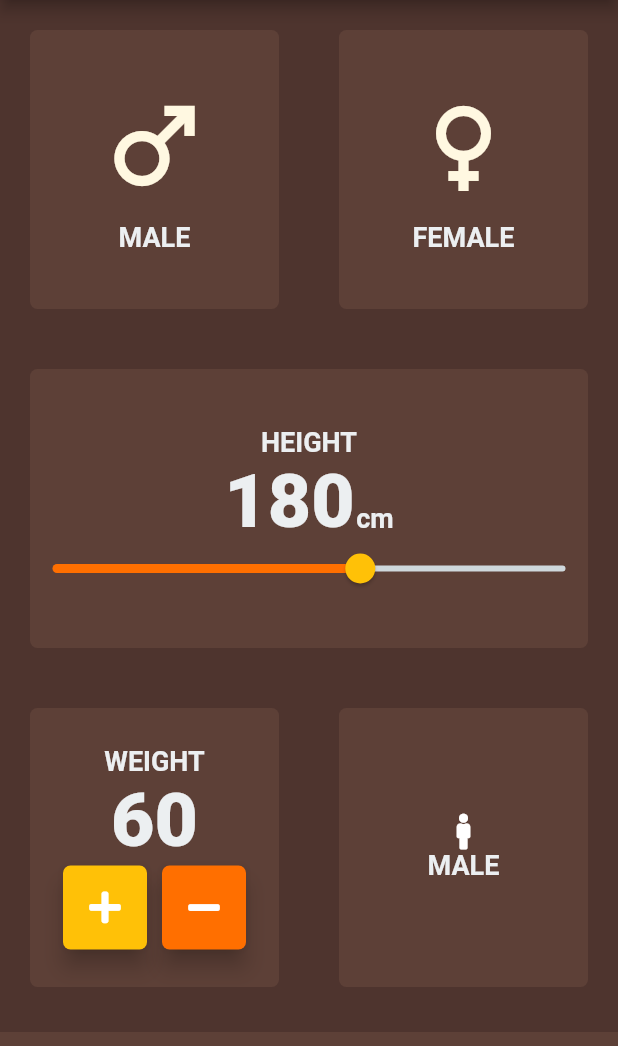
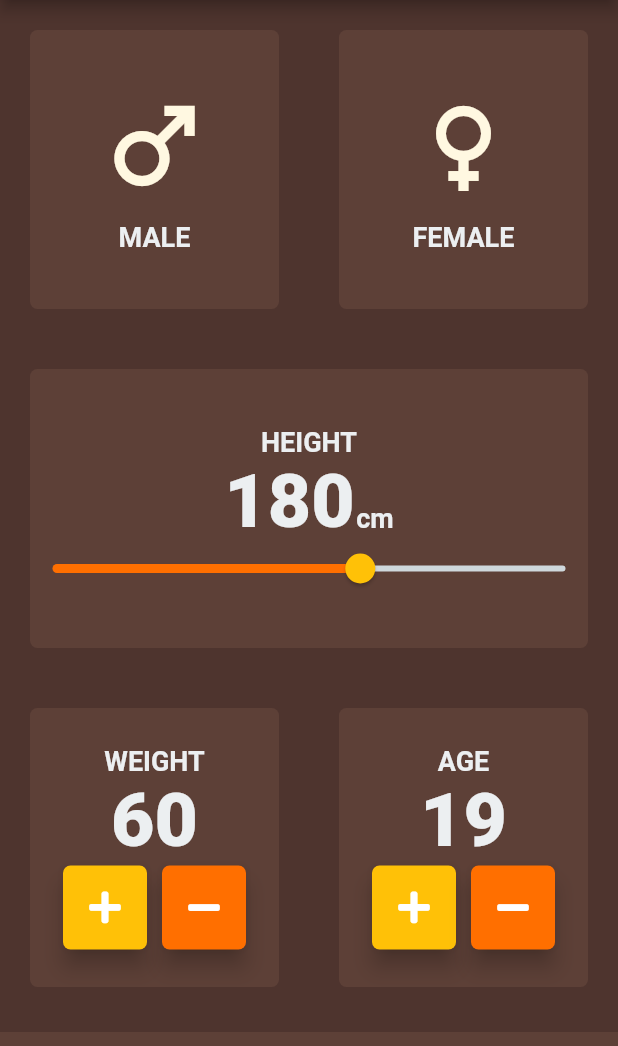
Before and after one commit to cyruskigo30/bmi_calculator, a Flutter app: the screen it shows after launch, on a phone screen of 412 x 824 dp, the part 84-1130 px from its top. Run offline on Flutter 3.47's test engine with Material 2 defaults, Android fonts, the phone set to English and light mode, and no system bars; our stand-ins replace font_awesome_flutter, line_icons.

Commit message:
Add the age widget and active buttons

```diff
--- a/lib/input_page.dart
+++ b/lib/input_page.dart
@@ -14,6 +14,7 @@ enum GenderType {
 GenderType selectedGender = GenderType.idle;
 int height = 180;
 int weight = 60;
+int age = 19;
 
 class InputPage extends StatefulWidget {
   const InputPage({Key? key}) : super(key: key);
@@ -80,7 +81,6 @@ class _InputPageState extends State<InputPage> {
           ),
           Expanded(
             child: ReusableCard(
-              onPress: () {},
               colors: kCardColor,
               cardChild: Column(
                 mainAxisAlignment: MainAxisAlignment.center,
@@ -155,7 +155,7 @@ class _InputPageState extends State<InputPage> {
                         Row(
                           mainAxisAlignment: MainAxisAlignment.center,
                           children: [
-                            RoundIconButton(
+                            CustomRoundIconButton(
                               buttonIcon: FontAwesomeIcons.plus,
                               customButtonColor: Colors.amber,
                               onButtonPressed: () {
@@ -165,7 +165,7 @@ class _InputPageState extends State<InputPage> {
                               },
                             ),
                             const SizedBox(width: 10),
-                            RoundIconButton(
+                            CustomRoundIconButton(
                               buttonIcon: FontAwesomeIcons.minus,
                               customButtonColor: Colors.amber.shade900,
                               onButtonPressed: () {
@@ -182,16 +182,42 @@ class _InputPageState extends State<InputPage> {
                 ),
                 Expanded(
                   child: ReusableCard(
-                    onPress: () {},
                     colors: kCardColor,
                     cardChild: Column(
                       mainAxisAlignment: MainAxisAlignment.center,
                       children: [
-                        const Icon(FontAwesomeIcons.male),
                         Text(
-                          "MALE",
+                          "AGE",
                           style: kLabelTextStyle,
                         ),
+                        Text(
+                          age.toString(),
+                          style: kNumberStyling,
+                        ),
+                        Row(
+                          mainAxisAlignment: MainAxisAlignment.center,
+                          children: [
+                            CustomRoundIconButton(
+                              buttonIcon: FontAwesomeIcons.plus,
+                              customButtonColor: Colors.amber,
+                              onButtonPressed: () {
+                                setState(() {
+                                  age++;
+                                });
+                              },
+                            ),
+                            const SizedBox(width: 10),
+                            CustomRoundIconButton(
+                              buttonIcon: FontAwesomeIcons.minus,
+                              customButtonColor: Colors.amber.shade900,
+                              onButtonPressed: () {
+                                setState(() {
+                                  age--;
+                                });
+                              },
+                            ),
+                          ],
+                        )
                       ],
                     ),
                   ),
@@ -211,8 +237,8 @@ class _InputPageState extends State<InputPage> {
   }
 }
 
-class RoundIconButton extends StatelessWidget {
-  const RoundIconButton({
+class CustomRoundIconButton extends StatelessWidget {
+  const CustomRoundIconButton({
     Key? key,
     required this.buttonIcon,
     required this.onButtonPressed,
--- a/lib/reusable_card_widget.dart
+++ b/lib/reusable_card_widget.dart
@@ -2,12 +2,15 @@ import 'package:flutter/material.dart';
 
 class ReusableCard extends StatelessWidget {
   // create a constructor
- ReusableCard(
-      {required this.colors, required this.cardChild, required this.onPress});
+  ReusableCard({
+    required this.colors,
+    required this.cardChild,
+    this.onPress,
+  });
   // class property color
   final Color colors;
   final Widget cardChild;
-  final  onPress;
+  final onPress;
   @override
   Widget build(BuildContext context) {
     return GestureDetector(
@@ -22,5 +25,4 @@ class ReusableCard extends StatelessWidget {
       ),
     );
   }
-
 }
```
